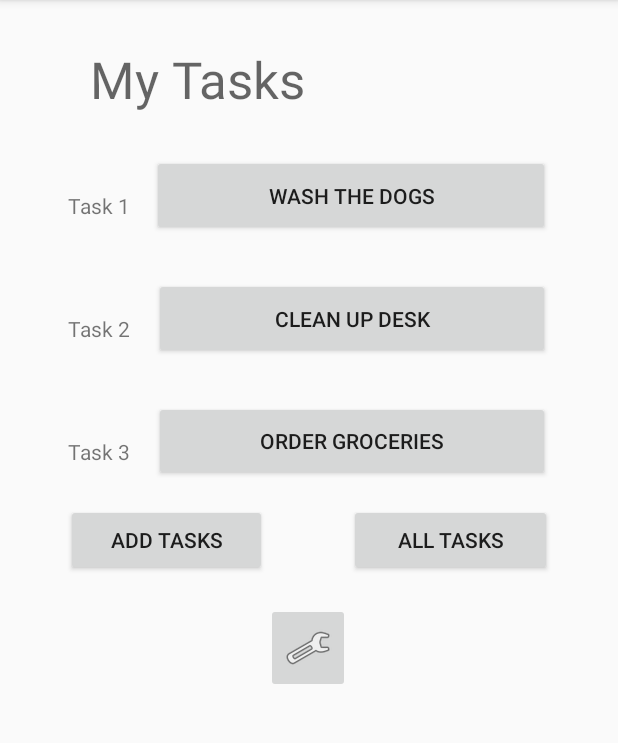
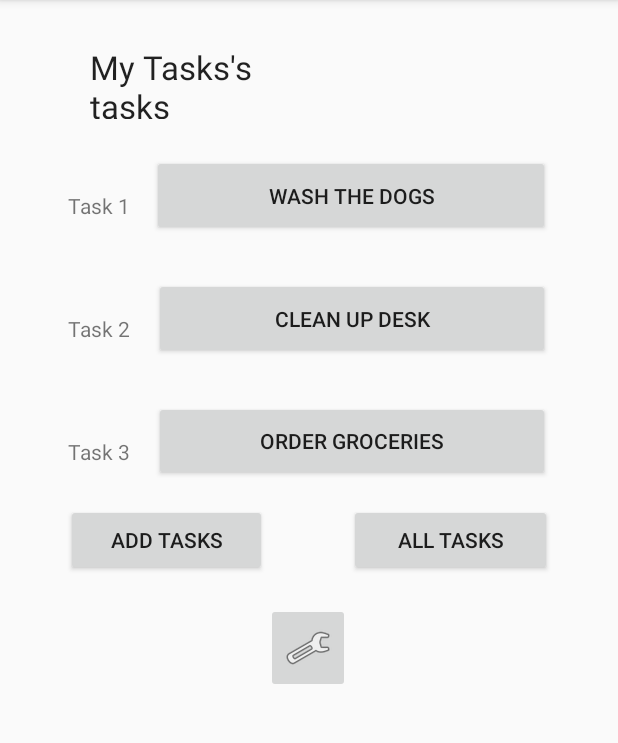
Before and after one commit to KrystianFH/taskmaster, an Android app: the screen it shows after launch (MainActivity), on a phone screen of 412 x 824 dp, the part 84-827 px from its top. Run offline under Robolectric (Android 15) with nearby library versions, the phone set to English and light mode, and no system bars.

Commit message:
completed lab 27

```diff
--- a/app/src/main/java/com/krystianfh/taskmaster/MainActivity.java
+++ b/app/src/main/java/com/krystianfh/taskmaster/MainActivity.java
@@ -3,30 +3,54 @@ package com.krystianfh.taskmaster;
 import androidx.appcompat.app.AppCompatActivity;
 
 import android.content.Intent;
+import android.content.SharedPreferences;
 import android.os.Bundle;
+import android.preference.PreferenceManager;
 import android.view.View;
 import android.widget.Button;
 import android.widget.ImageButton;
+import android.widget.TextView;
 
 public class MainActivity extends AppCompatActivity {
-    // lines 11 through 14 are auto-generated and shouldn't be touched.
+    @Override
+    public void onResume(){
+        super.onResume();
+        SharedPreferences preferences = PreferenceManager.getDefaultSharedPreferences(this);
+        TextView myTasksHeader = findViewById(R.id.myTasksHeader);
+        String savedUsernameGreeting = String.format("%s's tasks", preferences.getString("savedUsername", "My Tasks"));
+        myTasksHeader.setText(savedUsernameGreeting);
+        SharedPreferences.Editor preferenceEditor = preferences.edit();
+    }
+
     @Override
     protected void onCreate(Bundle savedInstanceState) {
         super.onCreate(savedInstanceState);
         setContentView(R.layout.activity_main);
 
+        SharedPreferences preferences = PreferenceManager.getDefaultSharedPreferences(this);
+        final SharedPreferences.Editor preferenceEditor = preferences.edit();
+
         findViewById(R.id.task1Button).setOnClickListener((view) -> {
             Intent gotoDetailsPageIntent = new Intent(MainActivity.this, TaskDetail.class);
+            Button task1Button = findViewById(R.id.task1Button);
+            preferenceEditor.putString("taskName", task1Button.getText().toString());
+            preferenceEditor.apply();
             MainActivity.this.startActivity(gotoDetailsPageIntent);
         });
 
         findViewById(R.id.task2Button).setOnClickListener((view) -> {
             Intent gotoDetailsPageIntent = new Intent(MainActivity.this, TaskDetail.class);
+            Button task2Button = findViewById(R.id.task2Button);
+            preferenceEditor.putString("taskName", task2Button.getText().toString());
+            preferenceEditor.apply();
             MainActivity.this.startActivity(gotoDetailsPageIntent);
         });
 
         findViewById(R.id.task3Button).setOnClickListener((view) -> {
             Intent gotoDetailsPageIntent = new Intent(MainActivity.this, TaskDetail.class);
+            Button task3Button = findViewById(R.id.task3Button);
+            preferenceEditor.putString("taskName", task3Button.getText().toString());
+            preferenceEditor.apply();
             MainActivity.this.startActivity(gotoDetailsPageIntent);
         });
 
--- a/app/src/main/res/layout/activity_main.xml
+++ b/app/src/main/res/layout/activity_main.xml
@@ -33,12 +33,12 @@
         app:layout_constraintTop_toBottomOf="@+id/task1Button" />
 
     <TextView
-        android:id="@+id/textView"
+        android:id="@+id/myTasksHeader"
         android:layout_width="154dp"
         android:layout_height="49dp"
         android:layout_marginTop="30dp"
         android:text="@string/homepage_title"
-        android:textAppearance="@style/TextAppearance.AppCompat.Display1"
+        android:textAppearance="@style/TextAppearance.AppCompat.Large"
         app:layout_constraintEnd_toEndOf="parent"
         app:layout_constraintHorizontal_bias="0.233"
         app:layout_constraintLeft_toLeftOf="parent"
@@ -128,6 +128,6 @@
         app:layout_constraintEnd_toEndOf="parent"
         app:layout_constraintHorizontal_bias="0.75"
         app:layout_constraintStart_toEndOf="@+id/task1Label"
-        app:layout_constraintTop_toBottomOf="@+id/textView" />
+        app:layout_constraintTop_toBottomOf="@+id/myTasksHeader" />
 
 </androidx.constraintlayout.widget.ConstraintLayout>
```
Also changed, not shown: app/src/main/java/com/krystianfh/taskmaster/Settings.java (+7 -0 lines), app/src/main/java/com/krystianfh/taskmaster/TaskDetail.java (+8 -0 lines), app/src/main/res/layout/activity_settings.xml (+5 -3 lines), 6 other files.
